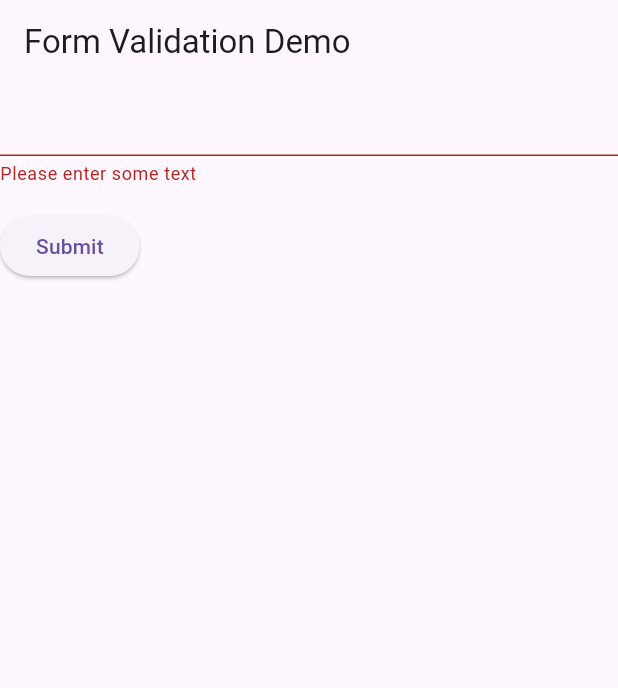
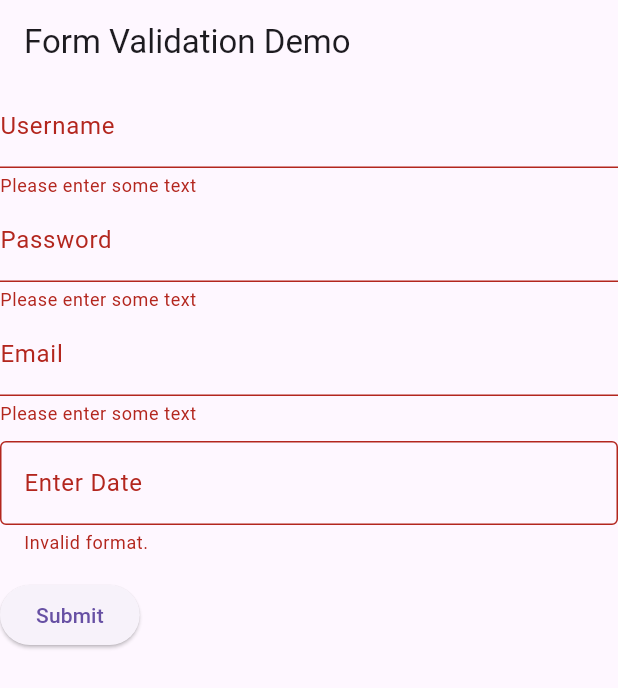
Before and after one commit to fernandocm9/MAD_inclass19_input_validation, a Flutter app: the screen it shows after launch, after a tap on "Submit", on a phone screen of 412 x 824 dp. Shown: the top 688 px of the screen. Run offline on Flutter 3.47's test engine with Material 3 defaults, Android fonts, the phone set to English and light mode, and no system bars.

Commit message:
set up basic field for inputs

```diff
--- a/input_validation/lib/main.dart
+++ b/input_validation/lib/main.dart
@@ -44,6 +44,10 @@ class MyCustomFormState extends State<MyCustomForm> {
         crossAxisAlignment: CrossAxisAlignment.start,
         children: [
           TextFormField(
+            decoration: const InputDecoration(
+              hintText: 'Enter your username',
+              labelText: 'Username',
+            ),
             // The validator receives the text that the user has
             // entered.
             validator: (value) {
@@ -53,6 +57,36 @@ class MyCustomFormState extends State<MyCustomForm> {
               return null;
             },
           ),
+          TextFormField(
+            decoration: const InputDecoration(
+              hintText: 'Enter your password',
+              labelText: 'Password',
+            ),
+            // The validator receives the text that the user has
+            // entered.
+            validator: (value) {
+              if (value == null || value.isEmpty) {
+                return 'Please enter some text';
+              }
+              return null;
+            },
+          ),
+          TextFormField(
+            decoration: const InputDecoration(
+              hintText: 'Enter your email',
+              labelText: 'Email',
+            ),
+            // The validator receives the text that the user has
+            // entered.
+            validator: (value) {
+              if (value == null || value.isEmpty) {
+                return 'Please enter some text';
+              }
+              return null;
+            },
+          ),
+          SizedBox(height: 10,),
+          InputDatePickerFormField(firstDate: DateTime(1925, 1, 1), lastDate: DateTime(2025, 12, 31)),
           Padding(
             padding: const EdgeInsets.symmetric(vertical: 16),
             child: ElevatedButton(
```
